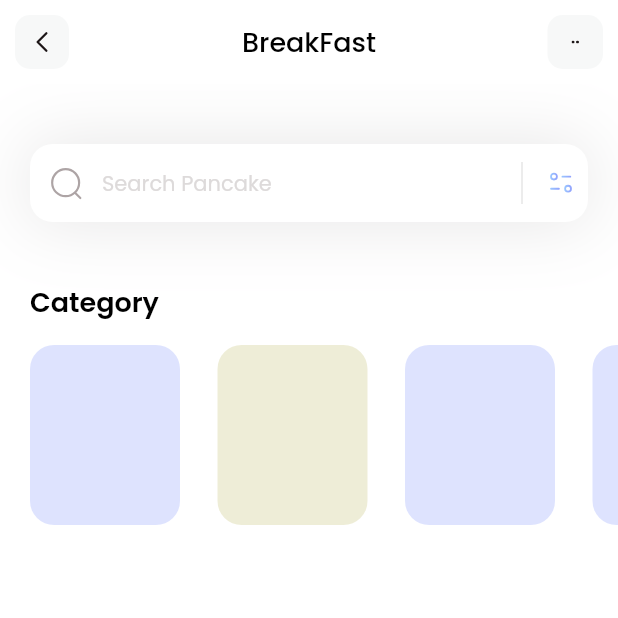
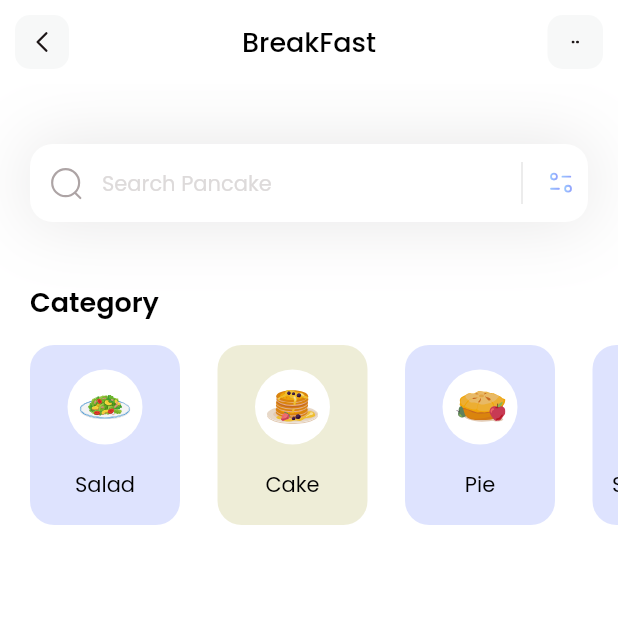
Before and after one commit to DavidAvila502/FultterBasicApp, a Flutter app: the screen it shows after launch, on a phone screen of 412 x 824 dp, the top half of it. Run offline on Flutter 3.47's test engine with Material 2 defaults, Android fonts, the phone set to English and light mode, and no system bars; our stand-ins replace flutter_svg.

Commit message:
Text an image added to categoriesSection

```diff
--- a/lib/models/category_model.dart
+++ b/lib/models/category_model.dart
@@ -14,7 +14,7 @@ class CategoryModel {
     categories.add(
       CategoryModel(
           name: 'Salad',
-          iconPath: 'assets/icons/plate',
+          iconPath: 'assets/icons/plate.svg',
           boxColor: Color(0xff92A3FD)),
     );
 
--- a/lib/pages/home.dart
+++ b/lib/pages/home.dart
@@ -27,28 +27,36 @@ class _HomePageState extends State<HomePage> {
         const SizedBox(
           height: 40,
         ),
-        Column(
+        _categoriesSection()
+      ]),
+    );
+  }
+
+  //* Categories section
+
+  Column _categoriesSection() {
+    return Column(
       crossAxisAlignment: CrossAxisAlignment.start,
       children: [
+        //Categories text
         const Padding(
           padding: EdgeInsets.only(left: 20),
           child: Text(
             'Category',
             style: TextStyle(
-                    color: Colors.black,
-                    fontWeight: FontWeight.w600,
-                    fontSize: 18),
+                color: Colors.black, fontWeight: FontWeight.w600, fontSize: 18),
           ),
         ),
         const SizedBox(
           height: 15,
         ),
+
+        // ListView of categories
         Container(
           height: 120,
-              // color: Colors.green,
           child: ListView.separated(
-                  separatorBuilder: (context, index) => SizedBox(width: 25),
-                  padding: EdgeInsets.only(left: 20, right: 20),
+              separatorBuilder: (context, index) => const SizedBox(width: 25),
+              padding: const EdgeInsets.only(left: 20, right: 20),
               scrollDirection: Axis.horizontal,
               itemCount: categories.length,
               itemBuilder: (context, index) {
@@ -57,12 +65,33 @@ class _HomePageState extends State<HomePage> {
                   decoration: BoxDecoration(
                       color: categories[index].boxColor.withOpacity(0.3),
                       borderRadius: BorderRadius.circular(16)),
+                  child: Column(
+                      mainAxisAlignment: MainAxisAlignment.spaceEvenly,
+                      children: [
+                        Container(
+                          width: 50,
+                          height: 50,
+                          decoration: const BoxDecoration(
+                              color: Colors.white, shape: BoxShape.circle),
+                          child: Padding(
+                            padding: const EdgeInsets.all(8.0),
+                            child: SvgPicture.asset(
+                              categories[index].iconPath,
+                            ),
+                          ),
+                        ),
+                        Text(
+                          categories[index].name,
+                          style: const TextStyle(
+                              fontWeight: FontWeight.w400,
+                              color: Colors.black,
+                              fontSize: 14),
+                        )
+                      ]),
                 );
               }),
         )
       ],
-        )
-      ]),
     );
   }
 
```
Lines whose indentation alone changed are shown as unchanged.
